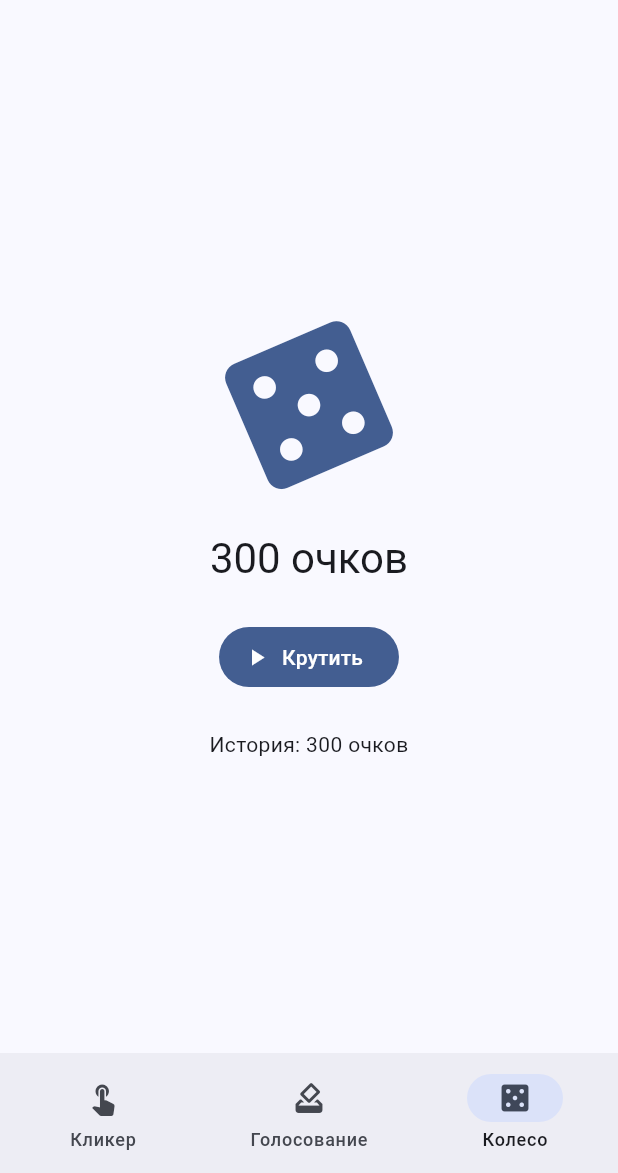
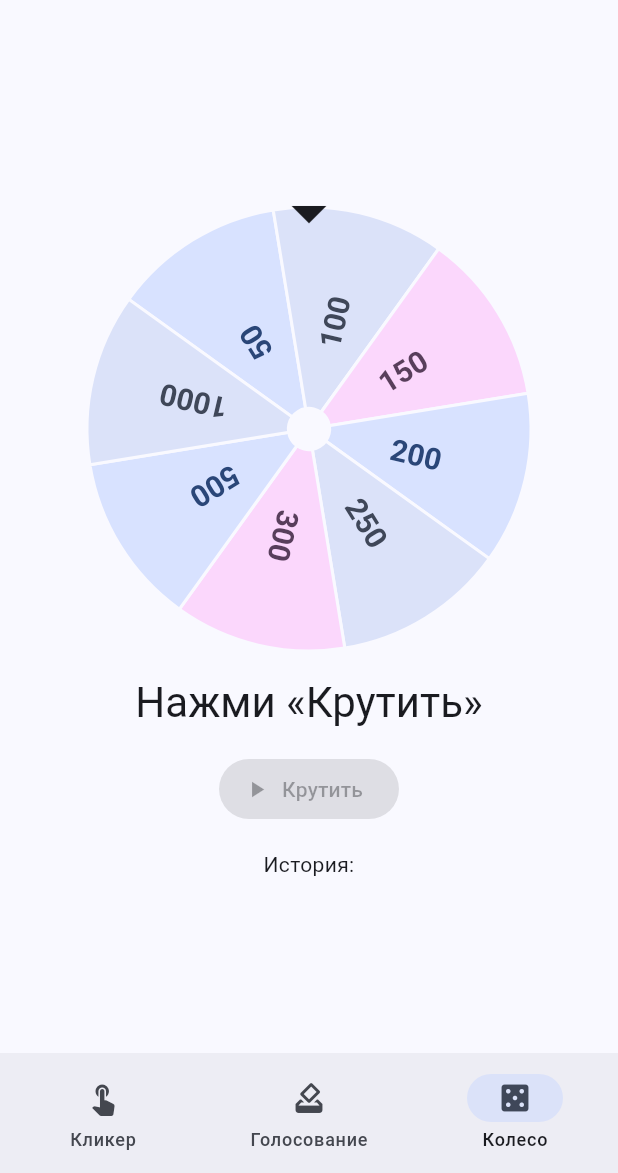
Before and after one commit to MaxKuznec/tiktok-live-games, a Flutter app: the screen it shows after launch, item 3 of the bottom bar chosen, after a tap on "Крутить", on a phone screen of 412 x 824 dp, the part 63-1236 px from its top. Run offline on Flutter 3.47's test engine with Material 3 defaults, Android fonts, the phone set to English and light mode, and no system bars.

Commit message:
Update main.dart

```diff
--- a/lib/main.dart
+++ b/lib/main.dart
@@ -177,25 +177,35 @@ class WheelPage extends StatefulWidget {
 
 class _WheelPageState extends State<WheelPage> {
   final Random _rnd = Random();
-  final List<String> _prizes = const [
-    '50 очков',
-    '100 очков',
-    '150 очков',
-    '200 очков',
-    '300 очков',
-    '500 очков',
-  ];
+  final List<int> _prizes = const [50, 100, 150, 200, 250, 300, 500, 1000];
   final List<String> _history = [];
   double _turns = 0;
+  bool _spinning = false;
+  int? _pendingIndex;
   String _result = 'Нажми «Крутить»';
 
   void _spin() {
-    final prize = _prizes[_rnd.nextInt(_prizes.length)];
+    if (_spinning) return;
+    final n = _prizes.length;
+    final i = _rnd.nextInt(n);
+    final f = 1 - (i + 0.5) / n + (_rnd.nextDouble() - 0.5) * 0.8 / n;
     setState(() {
-      _turns += 3 + _rnd.nextDouble();
+      _spinning = true;
+      _pendingIndex = i;
+      _turns = _turns.floorToDouble() + 4 + f;
+    });
+  }
+
+  void _onSpinEnd() {
+    final i = _pendingIndex;
+    if (i == null) return;
+    setState(() {
+      final prize = '${_prizes[i]} очков';
       _result = prize;
       _history.insert(0, prize);
       if (_history.length > 10) _history.removeLast();
+      _spinning = false;
+      _pendingIndex = null;
     });
   }
 
@@ -203,28 +213,128 @@ class _WheelPageState extends State<WheelPage> {
   Widget build(BuildContext context) {
     final scheme = Theme.of(context).colorScheme;
     return Center(
+      child: SingleChildScrollView(
         child: Column(
-        mainAxisAlignment: MainAxisAlignment.center,
+          mainAxisSize: MainAxisSize.min,
           children: [
-          AnimatedRotation(
+            SizedBox(
+              width: 300,
+              height: 320,
+              child: Stack(
+                alignment: Alignment.topCenter,
+                children: [
+                  Positioned(
+                    top: 24,
+                    child: AnimatedRotation(
                       turns: _turns,
-            duration: const Duration(seconds: 2),
+                      duration: const Duration(seconds: 4),
                       curve: Curves.easeOutCubic,
-            child: Icon(Icons.casino, size: 120, color: scheme.primary),
+                      onEnd: _onSpinEnd,
+                      child: SizedBox(
+                        width: 296,
+                        height: 296,
+                        child: CustomPaint(
+                          painter: WheelPainter(
+                            labels: _prizes.map((p) => '$p').toList(),
+                            colors: [
+                              scheme.primaryContainer,
+                              scheme.secondaryContainer,
+                              scheme.tertiaryContainer,
+                            ],
+                            textColors: [
+                              scheme.onPrimaryContainer,
+                              scheme.onSecondaryContainer,
+                              scheme.onTertiaryContainer,
+                            ],
+                            lineColor: scheme.surface,
+                            hubColor: scheme.surface,
                           ),
-          const SizedBox(height: 24),
+                        ),
+                      ),
+                    ),
+                  ),
+                  Icon(Icons.arrow_drop_down,
+                      size: 56, color: scheme.onSurface),
+                ],
+              ),
+            ),
+            const SizedBox(height: 16),
             Text(_result, style: Theme.of(context).textTheme.headlineMedium),
-          const SizedBox(height: 24),
+            const SizedBox(height: 16),
             FilledButton.icon(
-            onPressed: _spin,
+              onPressed: _spinning ? null : _spin,
               icon: const Icon(Icons.play_arrow),
               label: const Text('Крутить'),
             ),
-          const SizedBox(height: 24),
-          Text('История: ${_history.join(', ')}',
+            const SizedBox(height: 16),
+            Padding(
+              padding: const EdgeInsets.symmetric(horizontal: 24),
+              child: Text('История: ${_history.join(', ')}',
                   textAlign: TextAlign.center),
+            ),
+            const SizedBox(height: 16),
           ],
+        ),
       ),
     );
   }
 }
+
+class WheelPainter extends CustomPainter {
+  WheelPainter({
+    required this.labels,
+    required this.colors,
+    required this.textColors,
+    required this.lineColor,
+    required this.hubColor,
+  });
+
+  final List<String> labels;
+  final List<Color> colors;
+  final List<Color> textColors;
+  final Color lineColor;
+  final Color hubColor;
+
+  @override
+  void paint(Canvas canvas, Size size) {
+    final center = size.center(Offset.zero);
+    final radius = min(size.width, size.height) / 2;
+    final n = labels.length;
+    final sweep = 2 * pi / n;
+    final rect = Rect.fromCircle(center: center, radius: radius);
+    final fill = Paint()..style = PaintingStyle.fill;
+    final line = Paint()
+      ..style = PaintingStyle.stroke
+      ..strokeWidth = 2
+      ..color = lineColor;
+
+    for (var i = 0; i < n; i++) {
+      final start = -pi / 2 + i * sweep;
+      fill.color = colors[i % colors.length];
+      canvas.drawArc(rect, start, sweep, true, fill);
+      canvas.drawArc(rect, start, sweep, true, line);
+
+      canvas.save();
+      canvas.translate(center.dx, center.dy);
+      canvas.rotate(start + sweep / 2);
+      final tp = TextPainter(
+        text: TextSpan(
+          text: labels[i],
+          style: TextStyle(
+            color: textColors[i % textColors.length],
+            fontSize: 20,
+            fontWeight: FontWeight.w600,
+          ),
+        ),
+        textDirection: TextDirection.ltr,
+      )..layout(maxWidth: radius * 0.6);
+      tp.paint(canvas, Offset(radius * 0.38, -tp.height / 2));
+      canvas.restore();
+    }
+
+    canvas.drawCircle(center, radius * 0.1, Paint()..color = hubColor);
+  }
+
+  @override
+  bool shouldRepaint(covariant WheelPainter oldDelegate) => true;
+}
```
Lines whose indentation alone changed are shown as unchanged.
